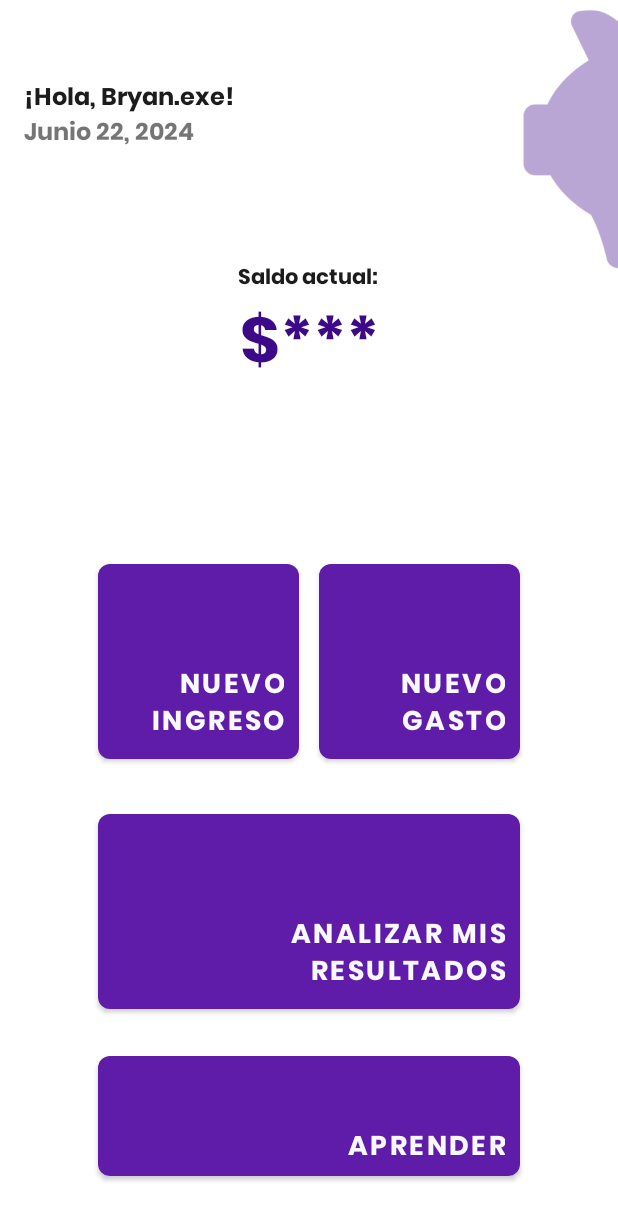
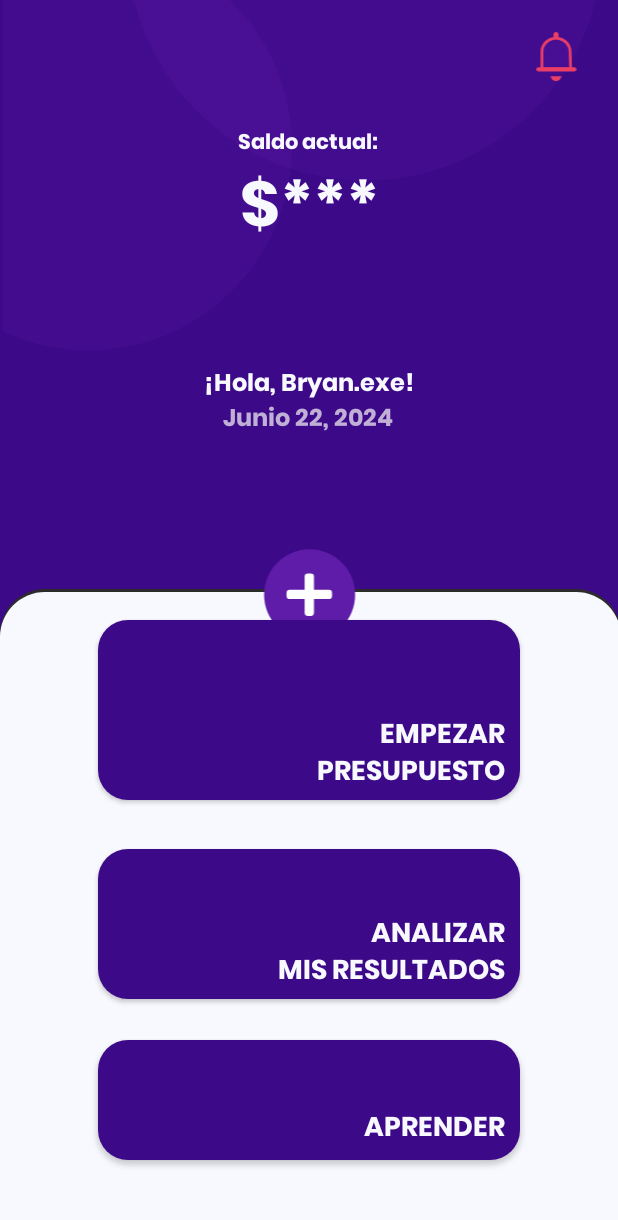
Before and after one commit to danielgranados123/Financia, an Android app: the layout fragment_home.xml on its own in the app's theme, with its tools: preview values and no code run, on a phone screen of 412 x 824 dp. Shown: the top 1220 px of the screen. Run offline under Robolectric (Android 15) with nearby library versions, the phone set to English and light mode, and no system bars.

Commit message:
Interfaz de home CASI LISTAgit add ., agregue program al boton de + para que apareciera y desapareciera la opcion de agregar gastos e ingresos

```diff
--- a/AppMovil/app/src/main/java/aplicacion/movil/financia/MainActivity.kt
+++ b/AppMovil/app/src/main/java/aplicacion/movil/financia/MainActivity.kt
@@ -26,7 +26,7 @@ class MainActivity : AppCompatActivity() {
         // menu should be considered as top level destinations.
         val appBarConfiguration = AppBarConfiguration(
             setOf(
-                R.id.navigation_home, R.id.navigation_dashboard, R.id.navigation_notifications
+                R.id.navigation_home, R.id.navigation_dashboard, R.id.navigation_notifications, R.id.fragment_recursos, R.id.fragment_ajustes
             )
         )
         setupActionBarWithNavController(navController, appBarConfiguration)
--- a/AppMovil/app/src/main/java/aplicacion/movil/financia/ui/home/HomeFragment.kt
+++ b/AppMovil/app/src/main/java/aplicacion/movil/financia/ui/home/HomeFragment.kt
@@ -4,9 +4,12 @@ import android.os.Bundle
 import android.view.LayoutInflater
 import android.view.View
 import android.view.ViewGroup
+import android.widget.Button
+import android.widget.ImageView
 import android.widget.TextView
 import androidx.fragment.app.Fragment
 import androidx.lifecycle.ViewModelProvider
+import aplicacion.movil.financia.R
 import aplicacion.movil.financia.databinding.FragmentHomeBinding
 
 class HomeFragment : Fragment() {
@@ -28,10 +31,28 @@ class HomeFragment : Fragment() {
         _binding = FragmentHomeBinding.inflate(inflater, container, false)
         val root: View = binding.root
 
-        val textView: TextView = binding.txtBienvenidaHome
-        homeViewModel.text.observe(viewLifecycleOwner) {
-            textView.text = it
+
+        //Se manda a llamar a los elementos de la activity
+        val btnNuevoHome = root.findViewById<ImageView>(R.id.btnNuevoHome)
+        val btnNuevoIngresoHome = root.findViewById<Button>(R.id.btnNuevoIngresoHome)
+        val btnNuevoGastoHome = root.findViewById<Button>(R.id.btnNuevoGastoHome)
+
+
+        //Se configura el botón para mostrar/ocultar los botones
+        btnNuevoHome.setOnClickListener {
+            if (btnNuevoIngresoHome.visibility == View.INVISIBLE) {
+                btnNuevoIngresoHome.visibility = View.VISIBLE
+                btnNuevoGastoHome.visibility = View.VISIBLE
+            } else {
+                btnNuevoIngresoHome.visibility = View.INVISIBLE
+                btnNuevoGastoHome.visibility = View.INVISIBLE
+            }
         }
+
+        //Si no se presiona nada, los botones deben estar invisibles
+        btnNuevoIngresoHome.visibility = View.INVISIBLE
+        btnNuevoGastoHome.visibility = View.INVISIBLE
+
         return root
     }
 
--- /dev/null
+++ b/AppMovil/app/src/main/res/drawable/bg_boton_home.xml
@@ -0,0 +1,5 @@
+<shape xmlns:android="http://schemas.android.com/apk/res/android"
+    android:shape="rectangle">
+    <solid android:color="@color/purple_200" />
+    <corners android:radius="20sp" />
+</shape>
--- /dev/null
+++ b/AppMovil/app/src/main/res/drawable/bg_fondo_blanco.xml
@@ -0,0 +1,6 @@
+<?xml version="1.0" encoding="utf-8"?>
+<shape xmlns:android="http://schemas.android.com/apk/res/android"
+    android:shape="rectangle">
+    <corners android:radius="10dp" />
+    <solid android:color="@color/white" />
+</shape>
--- /dev/null
+++ b/AppMovil/app/src/main/res/drawable/bg_fondo_home.xml
@@ -0,0 +1,17 @@
+<layer-list xmlns:android="http://schemas.android.com/apk/res/android">
+    <item>
+        <shape android:shape="rectangle">
+            <solid android:color="#2C2C2C" />
+            <corners android:topLeftRadius="30dp"
+                android:topRightRadius="30dp" />
+        </shape>
+    </item>
+
+    <item android:top="2dp">
+        <shape android:shape="rectangle">
+            <solid android:color="@color/white" />
+            <corners android:topLeftRadius="30dp"
+                android:topRightRadius="30dp" />
+        </shape>
+    </item>
+</layer-list>
--- a/AppMovil/app/src/main/res/drawable/ic_fondo_boton1.xml
+++ /dev/null
@@ -1,8 +0,0 @@
-<?xml version="1.0" encoding="utf-8"?>
-<shape xmlns:android="http://schemas.android.com/apk/res/android">
-    <gradient
-        android:startColor="#3C0988"
-        android:endColor="#791C7C"
-        android:angle="9"/>
-    <corners android:radius="8dp"/>
-</shape>
--- a/AppMovil/app/src/main/res/drawable/ic_fondo_boton2.xml
+++ /dev/null
@@ -1,8 +0,0 @@
-<?xml version="1.0" encoding="utf-8"?>
-<shape xmlns:android="http://schemas.android.com/apk/res/android">
-    <gradient
-        android:startColor="#831F7A"
-        android:endColor="#BD306F"
-        android:angle="9"/>
-    <corners android:radius="8dp"/>
-</shape>
--- /dev/null
+++ b/AppMovil/app/src/main/res/drawable/ic_gasto.xml
@@ -0,0 +1,11 @@
+<vector xmlns:android="http://schemas.android.com/apk/res/android"
+    android:width="39dp"
+    android:height="35dp"
+    android:viewportWidth="89"
+    android:viewportHeight="85">
+  <path
+      android:pathData="M41.813,19H40.813L40.813,20V50.293L27.497,36.977L26.787,36.267L26.08,36.979L22.29,40.795L21.588,41.502L22.293,42.207L43.793,63.707L44.5,64.414L45.207,63.707L66.707,42.207L67.414,41.5L66.707,40.793L62.918,37.004L62.211,36.297L61.504,37.003L48.188,50.296V20L48.188,19H47.188H41.813Z"
+      android:strokeWidth="2"
+      android:fillColor="#8B0000"
+      android:strokeColor="#8B0000"/>
+</vector>
--- /dev/null
+++ b/AppMovil/app/src/main/res/drawable/ic_ingreso_nuevo.xml
@@ -0,0 +1,11 @@
+<vector xmlns:android="http://schemas.android.com/apk/res/android"
+    android:width="39dp"
+    android:height="35dp"
+    android:viewportWidth="89"
+    android:viewportHeight="85">
+  <path
+      android:pathData="M47.188,64L48.188,64L48.188,63L48.188,32.707L61.504,46.023L62.213,46.733L62.92,46.021L66.71,42.205L67.412,41.498L66.707,40.793L45.207,19.293L44.5,18.586L43.793,19.293L22.293,40.793L21.586,41.5L22.293,42.207L26.082,45.996L26.789,46.703L27.496,45.997L40.813,32.704L40.813,63L40.813,64L41.813,64L47.188,64Z"
+      android:strokeWidth="2"
+      android:fillColor="#008000"
+      android:strokeColor="#008000"/>
+</vector>
--- /dev/null
+++ b/AppMovil/app/src/main/res/drawable/ic_notificaciones.xml
@@ -0,0 +1,18 @@
+<vector xmlns:android="http://schemas.android.com/apk/res/android"
+    android:width="89dp"
+    android:height="85dp"
+    android:viewportWidth="89"
+    android:viewportHeight="85">
+  <path
+      android:pathData="M65.501,60.061L65.501,60.068L24.25,60.869V60V35.418C24.255,30.899 25.934,26.513 29.011,23.039C32.09,19.563 36.373,17.225 41.111,16.46L42.792,16.188V14.485V10.625C42.792,10.247 42.948,9.864 43.259,9.567C43.573,9.267 44.018,9.083 44.5,9.083C44.982,9.083 45.427,9.267 45.741,9.567C46.052,9.864 46.208,10.247 46.208,10.625V14.485V16.188L47.89,16.46C52.627,17.225 56.91,19.563 59.989,23.039C63.067,26.513 64.745,30.899 64.75,35.419L64.75,35.448L64.751,35.478L65.501,60.061ZM49.479,72.833C49.218,73.406 48.843,73.938 48.363,74.396C47.354,75.36 45.966,75.917 44.5,75.917C43.035,75.917 41.647,75.36 40.637,74.396C40.158,73.938 39.782,73.406 39.521,72.833H49.479Z"
+      android:strokeWidth="4"
+      android:fillColor="#5F1CA9"
+      android:fillAlpha="0.19"
+      android:strokeColor="#EA3E66"/>
+  <path
+      android:pathData="M19,61H71"
+      android:strokeWidth="6"
+      android:fillColor="#00000000"
+      android:strokeColor="#EA3E66"
+      android:strokeLineCap="round"/>
+</vector>
--- /dev/null
+++ b/AppMovil/app/src/main/res/drawable/ic_notificaciones_true.xml
@@ -0,0 +1,24 @@
+<vector xmlns:android="http://schemas.android.com/apk/res/android"
+    android:width="89dp"
+    android:height="85dp"
+    android:viewportWidth="89"
+    android:viewportHeight="85">
+  <path
+      android:pathData="M65.501,60.061L65.501,60.068L24.25,60.869V60V35.418C24.255,30.899 25.934,26.513 29.011,23.039C32.09,19.563 36.373,17.225 41.111,16.46L42.792,16.188V14.485V10.625C42.792,10.247 42.948,9.864 43.259,9.567C43.573,9.267 44.018,9.083 44.5,9.083C44.982,9.083 45.427,9.267 45.741,9.567C46.052,9.864 46.208,10.247 46.208,10.625V14.485V16.188L47.89,16.46C52.627,17.225 56.91,19.563 59.989,23.039C63.067,26.513 64.745,30.899 64.75,35.419L64.75,35.448L64.751,35.478L65.501,60.061ZM49.479,72.833C49.218,73.406 48.843,73.938 48.363,74.396C47.354,75.36 45.966,75.917 44.5,75.917C43.035,75.917 41.647,75.36 40.637,74.396C40.158,73.938 39.782,73.406 39.521,72.833H49.479Z"
+      android:strokeWidth="4"
+      android:fillColor="#5F1CA9"
+      android:fillAlpha="0.19"
+      android:strokeColor="#EA3E66"/>
+  <path
+      android:pathData="M19,61H71"
+      android:strokeWidth="6"
+      android:fillColor="#00000000"
+      android:strokeColor="#EA3E66"
+      android:strokeLineCap="round"/>
+  <path
+      android:pathData="M61,22m-7,0a7,7 0,1 1,14 0a7,7 0,1 1,-14 0"
+      android:fillColor="#430D8E"/>
+  <path
+      android:pathData="M61.5,21.5m-4.5,0a4.5,4.5 0,1 1,9 0a4.5,4.5 0,1 1,-9 0"
+      android:fillColor="#FFD700"/>
+</vector>
--- /dev/null
+++ b/AppMovil/app/src/main/res/drawable/ic_nueva_accion.xml
@@ -0,0 +1,15 @@
+<vector xmlns:android="http://schemas.android.com/apk/res/android"
+    android:width="162dp"
+    android:height="162dp"
+    android:viewportWidth="162"
+    android:viewportHeight="162">
+  <path
+      android:pathData="M82,83m-73,0a73,73 0,1 1,146 0a73,73 0,1 1,-146 0"
+      android:fillColor="#5F1CA9"/>
+  <path
+      android:pathData="M79,49L84,49A5,5 0,0 1,89 54L89,112A5,5 0,0 1,84 117L79,117A5,5 0,0 1,74 112L74,54A5,5 0,0 1,79 49z"
+      android:fillColor="#ffffff"/>
+  <path
+      android:pathData="M118,80L118,85A5,5 0,0 1,113 90L50,90A5,5 0,0 1,45 85L45,80A5,5 0,0 1,50 75L113,75A5,5 0,0 1,118 80z"
+      android:fillColor="#ffffff"/>
+</vector>
--- a/AppMovil/app/src/main/res/layout/fragment_home.xml
+++ b/AppMovil/app/src/main/res/layout/fragment_home.xml
@@ -4,8 +4,47 @@
     xmlns:tools="http://schemas.android.com/tools"
     android:layout_width="match_parent"
     android:layout_height="match_parent"
-    android:backgroundTint="@color/white"
+    android:background="@color/purple_200"
     tools:context=".ui.home.HomeFragment">
+
+    <ImageView
+        android:id="@+id/imageView30"
+        android:layout_width="422dp"
+        android:layout_height="243dp"
+        android:src="@drawable/ic_circulos_fondo"
+        app:layout_constraintBottom_toBottomOf="parent"
+        app:layout_constraintEnd_toEndOf="parent"
+        app:layout_constraintHorizontal_bias="1.0"
+        app:layout_constraintStart_toStartOf="parent"
+        app:layout_constraintTop_toTopOf="parent"
+        app:layout_constraintVertical_bias="0.0" />
+
+    <ImageView
+        android:id="@+id/imageView35"
+        android:layout_width="414dp"
+        android:layout_height="431dp"
+        android:src="@drawable/bg_fondo_home"
+        app:layout_constraintBottom_toBottomOf="parent"
+        app:layout_constraintEnd_toEndOf="parent"
+        app:layout_constraintHorizontal_bias="0.0"
+        app:layout_constraintStart_toStartOf="parent"
+        app:layout_constraintTop_toTopOf="parent"
+        app:layout_constraintVertical_bias="1.0" />
+
+    <TextView
+        android:id="@+id/txtFechaHome"
+        android:layout_width="wrap_content"
+        android:layout_height="wrap_content"
+        android:fontFamily="@font/poppins_bold"
+        android:text="Junio 22, 2024"
+        android:textColor="#C0B0D6"
+        android:textSize="16sp"
+        app:layout_constraintBottom_toBottomOf="parent"
+        app:layout_constraintEnd_toEndOf="parent"
+        app:layout_constraintHorizontal_bias="0.498"
+        app:layout_constraintStart_toStartOf="parent"
+        app:layout_constraintTop_toTopOf="parent"
+        app:layout_constraintVertical_bias="0.334" />
 
     <TextView
         android:id="@+id/txtBienvenidaHome"
@@ -13,40 +52,27 @@
         android:layout_height="wrap_content"
         android:fontFamily="@font/poppins_bold"
         android:text="¡Hola, Bryan.exe!"
-        android:textColor="@color/black"
+        android:textColor="@color/white"
         android:textSize="16sp"
         app:layout_constraintBottom_toBottomOf="parent"
         app:layout_constraintEnd_toEndOf="parent"
-        app:layout_constraintHorizontal_bias="0.058"
         app:layout_constraintStart_toStartOf="parent"
         app:layout_constraintTop_toTopOf="parent"
-        app:layout_constraintVertical_bias="0.065" />
+        app:layout_constraintVertical_bias="0.305" />
 
     <TextView
-        android:id="@+id/txtFechaHome"
+        android:id="@+id/txtSaldoHome"
         android:layout_width="wrap_content"
         android:layout_height="wrap_content"
         android:fontFamily="@font/poppins_bold"
-        android:text="Junio 22, 2024"
-        android:textSize="16sp"
+        android:text="$***"
+        android:textColor="@color/white"
+        android:textSize="42sp"
         app:layout_constraintBottom_toBottomOf="parent"
         app:layout_constraintEnd_toEndOf="parent"
-        app:layout_constraintHorizontal_bias="0.053"
         app:layout_constraintStart_toStartOf="parent"
         app:layout_constraintTop_toTopOf="parent"
-        app:layout_constraintVertical_bias="0.095" />
-
-    <ImageView
-        android:id="@+id/imageView29"
-        android:layout_width="90dp"
-        android:layout_height="186dp"
-        android:src="@drawable/ic_cerdo_morado"
-        app:layout_constraintBottom_toBottomOf="parent"
-        app:layout_constraintEnd_toEndOf="parent"
-        app:layout_constraintHorizontal_bias="1.0"
-        app:layout_constraintStart_toStartOf="parent"
-        app:layout_constraintTop_toTopOf="parent"
-        app:layout_constraintVertical_bias="0.0" />
+        app:layout_constraintVertical_bias="0.138" />
 
     <TextView
         android:id="@+id/txtSaldoActual"
@@ -54,76 +80,25 @@
         android:layout_height="wrap_content"
         android:fontFamily="@font/poppins_bold"
         android:text="Saldo actual:"
-        android:textColor="@color/black"
+        android:textColor="@color/white"
         app:layout_constraintBottom_toBottomOf="parent"
         app:layout_constraintEnd_toEndOf="parent"
         app:layout_constraintHorizontal_bias="0.498"
         app:layout_constraintStart_toStartOf="parent"
         app:layout_constraintTop_toTopOf="parent"
-        app:layout_constraintVertical_bias="0.217" />
-
-    <TextView
-        android:id="@+id/txtSaldoHome"
-        android:layout_width="wrap_content"
-        android:layout_height="wrap_content"
-        android:fontFamily="@font/poppins_bold"
-        android:text="$***"
-        android:textColor="@color/purple_200"
-        android:textSize="42sp"
-        app:layout_constraintBottom_toBottomOf="parent"
-        app:layout_constraintEnd_toEndOf="parent"
-        app:layout_constraintStart_toStartOf="parent"
-        app:layout_constraintTop_toTopOf="parent"
-        app:layout_constraintVertical_bias="0.259" />
-
-    <Button
-        android:id="@+id/btnNuevoGastoHome"
-        android:layout_width="134dp"
-        android:layout_height="130dp"
-        android:background="@drawable/ic_fondo_boton1"
-        android:fontFamily="@font/poppins_bold"
-        android:paddingLeft="50dp"
-        android:paddingTop="60dp"
-        android:paddingRight="10dp"
-        android:text="Nuevo Gasto"
-        android:textAlignment="textEnd"
-        android:textSize="18sp"
-        app:layout_constraintBottom_toBottomOf="parent"
-        app:layout_constraintEnd_toEndOf="parent"
-        app:layout_constraintHorizontal_bias="0.166"
-        app:layout_constraintStart_toEndOf="@+id/btnNuevoIngresoHome"
-        app:layout_constraintTop_toTopOf="parent"
-        app:layout_constraintVertical_bias="0.542" />
-
-    <Button
-        android:id="@+id/btnNuevoIngresoHome"
-        android:layout_width="134dp"
-        android:layout_height="130dp"
-        android:background="@drawable/ic_fondo_boton1"
-        android:fontFamily="@font/poppins_bold"
-        android:paddingLeft="30dp"
-        android:paddingTop="60dp"
-        android:paddingRight="10dp"
-        android:text="Nuevo Ingreso"
-        android:textAlignment="textEnd"
-        android:textSize="18sp"
-        app:layout_constraintBottom_toBottomOf="parent"
-        app:layout_constraintEnd_toEndOf="parent"
-        app:layout_constraintHorizontal_bias="0.234"
-        app:layout_constraintStart_toStartOf="parent"
-        app:layout_constraintTop_toTopOf="parent"
-        app:layout_constraintVertical_bias="0.542" />
+        app:layout_constraintVertical_bias="0.104" />
 
     <Button
         android:id="@+id/btnAnalizarHome"
         android:layout_width="281dp"
-        android:layout_height="130dp"
-        android:background="@drawable/ic_fondo_boton1"
+        android:layout_height="100dp"
+        android:background="@drawable/bg_boton_home"
         android:fontFamily="@font/poppins_bold"
         android:paddingLeft="30dp"
-        android:paddingTop="60dp"
+        android:paddingTop="40dp"
         android:paddingRight="10dp"
-        android:text="Analizar mis resultados"
+        android:text="Analizar\nmis resultados"
+        android:textColor="@color/white"
         android:textAlignment="textEnd"
         android:textSize="18sp"
         app:layout_constraintBottom_toBottomOf="parent"
@@ -136,8 +111,9 @@
         android:id="@+id/btnAprenderHome"
         android:layout_width="281dp"
         android:layout_height="80dp"
-        android:background="@drawable/ic_fondo_boton1"
+        android:background="@drawable/bg_boton_home"
         android:fontFamily="@font/poppins_bold"
+        android:textColor="@color/white"
         android:paddingLeft="30dp"
         android:paddingTop="40dp"
         android:paddingRight="10dp"
@@ -148,6 +124,95 @@
         app:layout_constraintEnd_toEndOf="parent"
         app:layout_constraintStart_toStartOf="parent"
         app:layout_constraintTop_toTopOf="parent"
-        app:layout_constraintVertical_bias="0.946" />
+        app:layout_constraintVertical_bias="0.932" />
+
+    <Button
+        android:id="@+id/btnPresupuestoHome"
+        android:layout_width="281dp"
+        android:layout_height="120dp"
+        android:background="@drawable/bg_boton_home"
+        android:fontFamily="@font/poppins_bold"
+        android:paddingLeft="30dp"
+        android:paddingTop="60dp"
+        android:paddingRight="10dp"
+        android:text="Empezar\nPresupuesto"
+        android:textAlignment="textEnd"
+        android:textSize="18sp"
+        android:textColor="@color/white"
+        app:layout_constraintBottom_toBottomOf="parent"
+        app:layout_constraintEnd_toEndOf="parent"
+        app:layout_constraintStart_toStartOf="parent"
+        app:layout_constraintTop_toTopOf="parent"
+        app:layout_constraintVertical_bias="0.587" />
+
+    <ImageView
+        android:id="@+id/imageView34"
+        android:layout_width="48dp"
+        android:layout_height="39dp"
+        android:src="@drawable/ic_notificaciones"
+        app:layout_constraintBottom_toBottomOf="parent"
+        app:layout_constraintEnd_toEndOf="parent"
+        app:layout_constraintHorizontal_bias="0.953"
+        app:layout_constraintStart_toStartOf="parent"
+        app:layout_constraintTop_toTopOf="parent"
+        app:layout_constraintVertical_bias="0.023" />
+
+    <ImageView
+        android:id="@+id/btnNuevoHome"
+        android:layout_width="69dp"
+        android:layout_height="67dp"
+        android:layout_marginBottom="393dp"
+        android:src="@drawable/ic_nueva_accion"
+        app:layout_constraintBottom_toBottomOf="@+id/imageView35"
+        app:layout_constraintEnd_toEndOf="parent"
+        app:layout_constraintStart_toStartOf="parent"
+        app:layout_constraintTop_toTopOf="parent"
+        app:layout_constraintVertical_bias="0.996" />
+
+    <Button
+        android:id="@+id/btnNuevoIngresoHome"
+        android:layout_width="149dp"
+        android:layout_height="52dp"
+        android:layout_marginHorizontal="50dp"
+        android:background="@drawable/bg_fondo_blanco"
+        android:drawableStart="@drawable/ic_ingreso_nuevo"
+        android:drawablePadding="22dp"
+        android:fontFamily="@font/poppins_bold"
+        android:gravity="start|center_vertical"
+        android:paddingStart="8dp"
+        android:text="Ingreso"
+        android:visibility="invisible"
+        android:textAllCaps="false"
+        android:textColor="@color/purple_200"
+        android:textSize="16sp"
+        app:layout_constraintBottom_toBottomOf="parent"
+        app:layout_constraintEnd_toEndOf="parent"
+        app:layout_constraintHorizontal_bias="1.0"
+        app:layout_constraintStart_toStartOf="parent"
+        app:layout_constraintTop_toTopOf="parent"
+        app:layout_constraintVertical_bias="0.262" />
+
+    <Button
+        android:id="@+id/btnNuevoGastoHome"
+        android:layout_width="149dp"
+        android:layout_height="52dp"
+        android:layout_marginHorizontal="50dp"
+        android:background="@drawable/bg_fondo_blanco"
+        android:drawableStart="@drawable/ic_gasto"
+        android:drawablePadding="35dp"
+        android:fontFamily="@font/poppins_bold"
+        android:gravity="start|center_vertical"
+        android:paddingStart="8dp"
+        android:text="Gasto"
+        android:visibility="invisible"
+        android:textAllCaps="false"
+        android:textColor="@color/purple_200"
+        android:textSize="16sp"
+        app:layout_constraintBottom_toBottomOf="parent"
+        app:layout_constraintEnd_toEndOf="parent"
+        app:layout_constraintHorizontal_bias="1.0"
+        app:layout_constraintStart_toStartOf="parent"
+        app:layout_constraintTop_toTopOf="parent"
+        app:layout_constraintVertical_bias="0.346" />
 
 </androidx.constraintlayout.widget.ConstraintLayout>
--- a/AppMovil/app/src/main/res/values/colors.xml
+++ b/AppMovil/app/src/main/res/values/colors.xml
@@ -1,7 +1,8 @@
 <?xml version="1.0" encoding="utf-8"?>
 <resources>
     <color name="purple_200">#3C0988</color>
-    <color name="purple_500">#5F1CA9</color>
+    <color name="purple_500">#3C0988</color>
+    <color name="morado2">#5F1CA9</color>
     <color name="purple_700">#EA3E66</color>
     <color name="teal_200">#FFD700</color>
     <color name="teal_700">#008000</color>
--- a/AppMovil/app/src/main/res/values/strings.xml
+++ b/AppMovil/app/src/main/res/values/strings.xml
@@ -1,8 +1,8 @@
 <resources>
     <string name="app_name">Financia</string>
     <string name="title_home">Home</string>
-    <string name="title_dashboard">Dashboard</string>
-    <string name="title_notifications">Notifications</string>
+    <string name="title_dashboard">Informes</string>
+    <string name="title_notifications">Calendario</string>
     <!-- TODO: Remove or change this placeholder text -->
     <string name="hello_blank_fragment">Hello blank fragment</string>
     <string name="title_activity_login">activity_login</string>
--- a/AppMovil/app/src/main/res/values/themes.xml
+++ b/AppMovil/app/src/main/res/values/themes.xml
@@ -1,6 +1,6 @@
 <resources xmlns:tools="http://schemas.android.com/tools">
     <!-- Base application theme. -->
-    <style name="Theme.Financia" parent="Theme.MaterialComponents.DayNight.DarkActionBar">
+    <style name="Theme.Financia" parent="Theme.AppCompat.DayNight.DarkActionBar">
         <!-- Primary brand color. -->
         <item name="colorPrimary">@color/purple_500</item>
         <item name="colorPrimaryVariant">@color/purple_700</item>
```
Also changed, not shown: AppMovil/app/src/main/AndroidManifest.xml (+7 -15 lines), AppMovil/app/src/main/res/drawable/ic_circulos_fondo.png (added).
